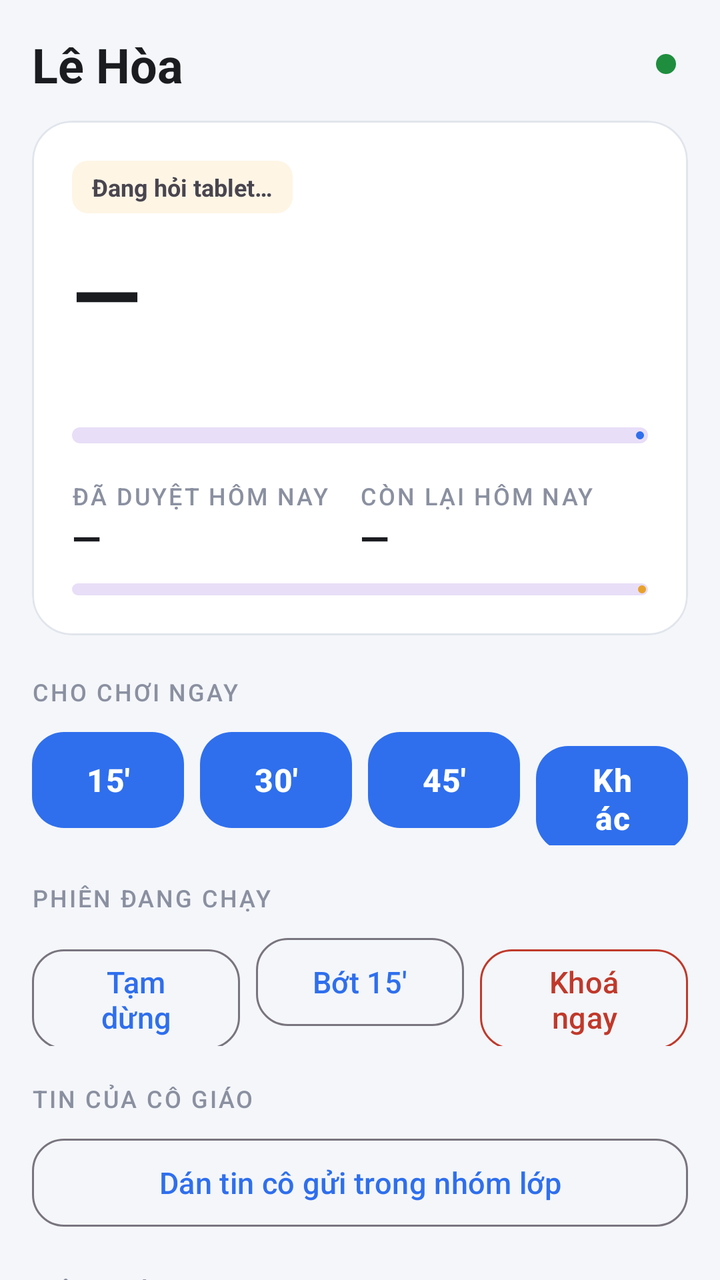
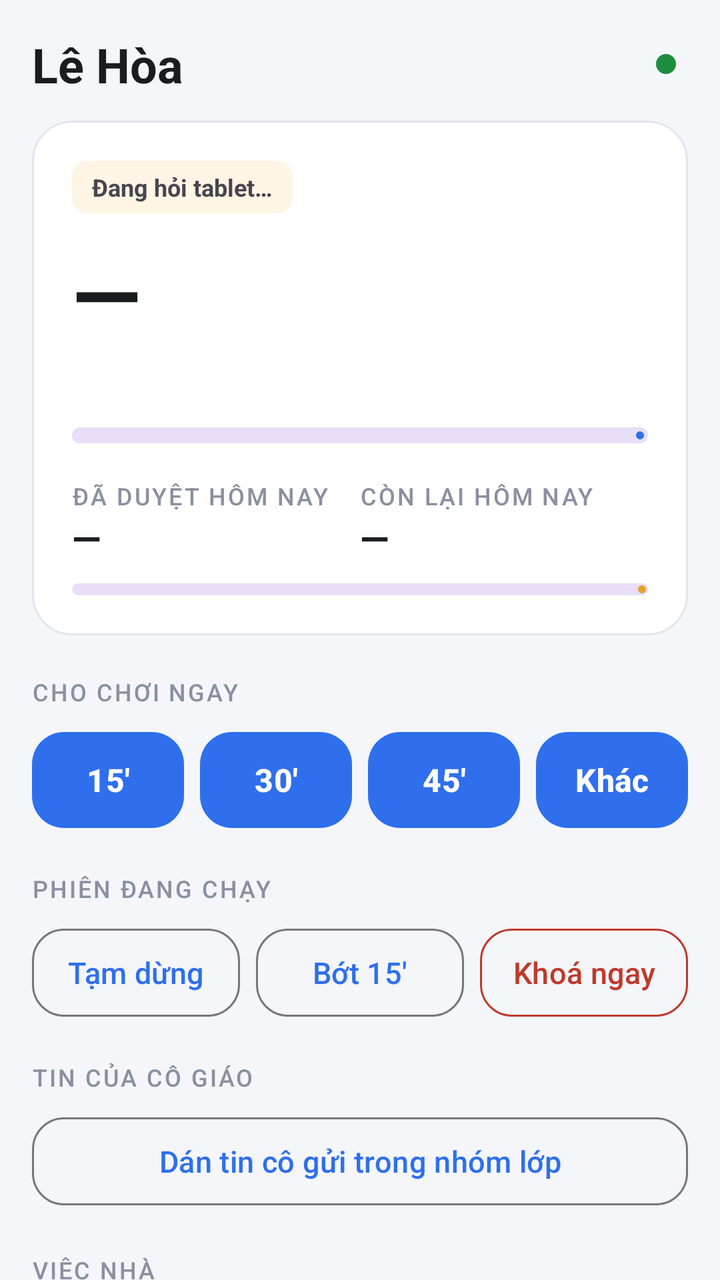

Before-and-after screenshots of an Android layout around one commit, followed by the original layout XML and the change that was made.
<!-- AndroidManifest.xml: application theme Theme.BangDieuKhien -->
<!-- res/layout/fragment_bang.xml -->
<?xml version="1.0" encoding="utf-8"?>
<ScrollView xmlns:android="http://schemas.android.com/apk/res/android"
    xmlns:app="http://schemas.android.com/apk/res-auto"
    android:layout_width="match_parent"
    android:layout_height="match_parent"
    android:fillViewport="true"
    android:scrollbars="none">

    <LinearLayout
        android:layout_width="match_parent"
        android:layout_height="wrap_content"
        android:orientation="vertical"
        android:padding="16dp">

        
        <LinearLayout
            android:layout_width="match_parent"
            android:layout_height="wrap_content"
            android:orientation="horizontal"
            android:gravity="center_vertical"
            android:paddingBottom="12dp">

            <TextView
                android:id="@+id/tenCon"
                android:layout_width="0dp"
                android:layout_height="wrap_content"
                android:layout_weight="1"
                android:text="@string/child_name"
                android:textAppearance="@style/TextAppearance.Material3.HeadlineSmall"
                android:textColor="@color/ink"
                android:textStyle="bold" />

            <View
                android:id="@+id/chamSong"
                android:layout_width="10dp"
                android:layout_height="10dp"
                android:layout_marginEnd="6dp"
                android:background="@drawable/cham" />

            <TextView
                android:id="@+id/pinMay"
                android:layout_width="wrap_content"
                android:layout_height="wrap_content"
                android:textColor="@color/ink_soft"
                android:textSize="13sp" />
        </LinearLayout>

        
        <com.google.android.material.card.MaterialCardView
            android:id="@+id/theCanhBao"
            style="@style/The"
            android:layout_width="match_parent"
            android:layout_height="wrap_content"
            android:layout_marginBottom="12dp"
            android:visibility="gone"
            app:cardBackgroundColor="@color/alert_soft"
            app:strokeColor="@color/alert">

            <TextView
                android:id="@+id/chuCanhBao"
                android:layout_width="match_parent"
                android:layout_height="wrap_content"
                android:padding="16dp"
                android:textColor="@color/alert"
                android:textSize="14sp"
                android:lineSpacingExtra="3dp" />
        </com.google.android.material.card.MaterialCardView>

        
        <com.google.android.material.card.MaterialCardView
            style="@style/The"
            android:layout_width="match_parent"
            android:layout_height="wrap_content">

            <LinearLayout
                android:layout_width="match_parent"
                android:layout_height="wrap_content"
                android:orientation="vertical"
                android:padding="20dp">

                <TextView
                    android:id="@+id/nhanTrangThai"
                    android:layout_width="wrap_content"
                    android:layout_height="wrap_content"
                    android:background="@drawable/vien_nhan"
                    android:paddingHorizontal="10dp"
                    android:paddingVertical="5dp"
                    android:textSize="12sp"
                    android:textStyle="bold"
                    android:text="@string/bang_dang_hoi" />

                
                <TextView
                    android:id="@+id/dangMo"
                    android:layout_width="match_parent"
                    android:layout_height="wrap_content"
                    android:layout_marginTop="8dp"
                    android:textColor="@color/ink"
                    android:textSize="14sp"
                    android:visibility="gone" />

                <TextView
                    android:id="@+id/dongHo"
                    style="@style/Chu.So"
                    android:layout_width="wrap_content"
                    android:layout_height="wrap_content"
                    android:layout_marginTop="10dp"
                    android:text="@string/bang_gach" />

                <TextView
                    android:id="@+id/duoiDongHo"
                    android:layout_width="match_parent"
                    android:layout_height="wrap_content"
                    android:layout_marginTop="2dp"
                    android:textColor="@color/ink_soft"
                    android:textSize="14sp" />

                <com.google.android.material.progressindicator.LinearProgressIndicator
                    android:id="@+id/thanhPhien"
                    android:layout_width="match_parent"
                    android:layout_height="wrap_content"
                    android:layout_marginTop="16dp"
                    app:trackCornerRadius="4dp"
                    app:trackThickness="8dp" />

                
                <LinearLayout
                    android:layout_width="match_parent"
                    android:layout_height="wrap_content"
                    android:layout_marginTop="18dp"
                    android:orientation="horizontal">

                    <LinearLayout
                        android:layout_width="0dp"
                        android:layout_height="wrap_content"
                        android:layout_weight="1"
                        android:orientation="vertical">

                        <TextView
                            style="@style/Chu.Tieu"
                            android:layout_width="wrap_content"
                            android:layout_height="wrap_content"
                            android:text="Đã duyệt hôm nay" />

                        <TextView
                            android:id="@+id/daDuyet"
                            android:layout_width="wrap_content"
                            android:layout_height="wrap_content"
                            android:textColor="@color/ink"
                            android:textSize="19sp"
                            android:textStyle="bold"
                            android:text="@string/bang_gach" />
                    </LinearLayout>

                    <LinearLayout
                        android:layout_width="0dp"
                        android:layout_height="wrap_content"
                        android:layout_weight="1"
                        android:orientation="vertical">

                        <TextView
                            style="@style/Chu.Tieu"
                            android:layout_width="wrap_content"
                            android:layout_height="wrap_content"
                            android:text="Còn lại hôm nay" />

                        <TextView
                            android:id="@+id/conLaiNgay"
                            android:layout_width="wrap_content"
                            android:layout_height="wrap_content"
                            android:textColor="@color/ink"
                            android:textSize="19sp"
                            android:textStyle="bold"
                            android:text="@string/bang_gach" />
                    </LinearLayout>
                </LinearLayout>

                <com.google.android.material.progressindicator.LinearProgressIndicator
                    android:id="@+id/thanhNgay"
                    android:layout_width="match_parent"
                    android:layout_height="wrap_content"
                    android:layout_marginTop="10dp"
                    app:indicatorColor="@color/wait"
                    app:trackCornerRadius="3dp"
                    app:trackThickness="6dp" />
            </LinearLayout>
        </com.google.android.material.card.MaterialCardView>

        
        <com.google.android.material.card.MaterialCardView
            android:id="@+id/theBaiCho"
            style="@style/The"
            android:layout_width="match_parent"
            android:layout_height="wrap_content"
            android:layout_marginTop="12dp"
            android:clickable="true"
            android:focusable="true"
            android:visibility="gone"
            app:cardBackgroundColor="@color/wait_soft"
            app:strokeColor="@color/wait">

            <TextView
                android:id="@+id/chuBaiCho"
                android:layout_width="match_parent"
                android:layout_height="wrap_content"
                android:drawablePadding="12dp"
                android:padding="16dp"
                android:textColor="#7A5200"
                android:textSize="15sp"
                android:textStyle="bold" />
        </com.google.android.material.card.MaterialCardView>

        
        <com.google.android.material.card.MaterialCardView
            android:id="@+id/theVoDanDo"
            style="@style/The"
            android:layout_width="match_parent"
            android:layout_height="wrap_content"
            android:layout_marginTop="12dp"
            android:clickable="true"
            android:focusable="true"
            android:visibility="gone"
            app:cardBackgroundColor="@color/wait_soft"
            app:strokeColor="@color/wait">

            <TextView
                android:id="@+id/chuVoDanDo"
                android:layout_width="match_parent"
                android:layout_height="wrap_content"
                android:lineSpacingExtra="3dp"
                android:padding="16dp"
                android:textColor="#7A5200"
                android:textSize="14sp" />
        </com.google.android.material.card.MaterialCardView>

        
        <TextView
            style="@style/Chu.Tieu"
            android:layout_width="wrap_content"
            android:layout_height="wrap_content"
            android:layout_marginTop="20dp"
            android:layout_marginBottom="8dp"
            android:text="Cho chơi ngay" />

        <LinearLayout
            android:layout_width="match_parent"
            android:layout_height="wrap_content"
            android:orientation="horizontal">

            <com.google.android.material.button.MaterialButton
                android:id="@+id/cho15"
                style="@style/Nut.Nhanh"
                android:layout_width="0dp"
                android:layout_height="wrap_content"
                android:layout_marginEnd="8dp"
                android:layout_weight="1"
                android:text="15'" />

            <com.google.android.material.button.MaterialButton
                android:id="@+id/cho30"
                style="@style/Nut.Nhanh"
                android:layout_width="0dp"
                android:layout_height="wrap_content"
                android:layout_marginEnd="8dp"
                android:layout_weight="1"
                android:text="30'" />

            <com.google.android.material.button.MaterialButton
                android:id="@+id/cho45"
                style="@style/Nut.Nhanh"
                android:layout_width="0dp"
                android:layout_height="wrap_content"
                android:layout_marginEnd="8dp"
                android:layout_weight="1"
                android:text="45'" />

            <com.google.android.material.button.MaterialButton
                android:id="@+id/choKhac"
                style="@style/Nut.Nhanh"
                android:layout_width="0dp"
                android:layout_height="wrap_content"
                android:layout_weight="1"
                android:text="Khác" />
        </LinearLayout>

        <TextView
            style="@style/Chu.Tieu"
            android:layout_width="wrap_content"
            android:layout_height="wrap_content"
            android:layout_marginTop="18dp"
            android:layout_marginBottom="8dp"
            android:text="Phiên đang chạy" />

        <LinearLayout
            android:layout_width="match_parent"
            android:layout_height="wrap_content"
            android:orientation="horizontal">

            <com.google.android.material.button.MaterialButton
                android:id="@+id/nutDung"
                style="@style/Nut.Phien"
                android:layout_width="0dp"
                android:layout_height="wrap_content"
                android:layout_marginEnd="8dp"
                android:layout_weight="1"
                android:text="Tạm dừng" />

            <com.google.android.material.button.MaterialButton
                android:id="@+id/nutBot"
                style="@style/Nut.Phien"
                android:layout_width="0dp"
                android:layout_height="wrap_content"
                android:layout_marginEnd="8dp"
                android:layout_weight="1"
                android:text="Bớt 15'" />

            <com.google.android.material.button.MaterialButton
                android:id="@+id/nutKhoa"
                style="@style/Nut.Phien"
                android:layout_width="0dp"
                android:layout_height="wrap_content"
                android:layout_weight="1"
                android:text="Khoá ngay"
                android:textColor="@color/alert"
                app:strokeColor="@color/alert" />
        </LinearLayout>

        
        <TextView
            style="@style/Chu.Tieu"
            android:layout_width="wrap_content"
            android:layout_height="wrap_content"
            android:layout_marginTop="18dp"
            android:layout_marginBottom="8dp"
            android:text="Tin của cô giáo" />

        <com.google.android.material.button.MaterialButton
            android:id="@+id/nutTinCo"
            style="@style/Nut.Phien"
            android:layout_width="match_parent"
            android:layout_height="wrap_content"
            android:text="Dán tin cô gửi trong nhóm lớp" />

        
        <TextView
            android:id="@+id/chuGui"
            android:layout_width="match_parent"
            android:layout_height="wrap_content"
            android:layout_marginTop="10dp"
            android:lineSpacingExtra="2dp"
            android:textSize="14sp"
            android:visibility="gone" />

        
        <TextView
            android:id="@+id/nhanViecNha"
            style="@style/Chu.Tieu"
            android:layout_width="wrap_content"
            android:layout_height="wrap_content"
            android:layout_marginTop="20dp"
            android:layout_marginBottom="8dp"
            android:text="@string/viec_tieu_de" />

        <com.google.android.material.card.MaterialCardView
            android:id="@+id/theViecNha"
            style="@style/The"
            android:layout_width="match_parent"
            android:layout_height="wrap_content">

            <LinearLayout
                android:layout_width="match_parent"
                android:layout_height="wrap_content"
                android:orientation="vertical"
                android:paddingHorizontal="16dp"
                android:paddingTop="14dp"
                android:paddingBottom="8dp">

                <TextView
                    android:id="@+id/chuViecNha"
                    android:layout_width="match_parent"
                    android:layout_height="wrap_content"
                    android:lineSpacingExtra="2dp"
                    android:textColor="@color/ink_soft"
                    android:textSize="14sp" />

                <LinearLayout
                    android:id="@+id/hopViecNha"
                    android:layout_width="match_parent"
                    android:layout_height="wrap_content"
                    android:layout_marginTop="6dp"
                    android:orientation="vertical" />

                
                <com.google.android.material.button.MaterialButton
                    android:id="@+id/nutGiaoViec"
                    style="@style/Nut.Nhanh"
                    android:layout_width="match_parent"
                    android:layout_height="wrap_content"
                    android:layout_marginTop="8dp"
                    android:visibility="gone" />

                <com.google.android.material.button.MaterialButton
                    android:id="@+id/nutBoHetViec"
                    style="@style/Nut.Phien"
                    android:layout_width="match_parent"
                    android:layout_height="wrap_content"
                    android:layout_marginTop="8dp"
                    android:text="@string/viec_bo_het"
                    android:textColor="@color/alert"
                    android:visibility="gone"
                    app:strokeColor="@color/alert" />

                <com.google.android.material.button.MaterialButton
                    android:id="@+id/nutSuaViec"
                    style="@style/Widget.Material3.Button.TextButton"
                    android:layout_width="wrap_content"
                    android:layout_height="wrap_content"
                    android:layout_gravity="end"
                    android:text="@string/viec_sua" />
            </LinearLayout>
        </com.google.android.material.card.MaterialCardView>

        
        <TextView
            style="@style/Chu.Tieu"
            android:layout_width="wrap_content"
            android:layout_height="wrap_content"
            android:layout_marginTop="24dp"
            android:layout_marginBottom="8dp"
            android:text="@string/bang_nhat_ky" />

        <com.google.android.material.card.MaterialCardView
            style="@style/The"
            android:layout_width="match_parent"
            android:layout_height="wrap_content">

            <TextView
                android:id="@+id/nhatKy"
                android:layout_width="match_parent"
                android:layout_height="wrap_content"
                android:lineSpacingExtra="6dp"
                android:padding="16dp"
                android:textColor="@color/ink_soft"
                android:textSize="14sp"
                android:text="@string/bang_chua_co_gi" />
        </com.google.android.material.card.MaterialCardView>

        
        <TextView
            style="@style/Chu.Tieu"
            android:layout_width="wrap_content"
            android:layout_height="wrap_content"
            android:layout_marginTop="24dp"
            android:layout_marginBottom="8dp"
            android:text="@string/bang_dung_app" />

        <com.google.android.material.card.MaterialCardView
            android:id="@+id/theSuDung"
            style="@style/The"
            android:layout_width="match_parent"
            android:layout_height="wrap_content"
            android:clickable="true"
            android:focusable="true">

            <LinearLayout
                android:layout_width="match_parent"
                android:layout_height="wrap_content"
                android:orientation="vertical"
                android:padding="16dp">

                <TextView
                    android:id="@+id/suDungTong"
                    android:layout_width="match_parent"
                    android:layout_height="wrap_content"
                    android:textColor="@color/ink"
                    android:textSize="15sp"
                    android:textStyle="bold"
                    android:text="@string/su_dung_dang_lay" />

                <TextView
                    android:id="@+id/suDungApp"
                    android:layout_width="match_parent"
                    android:layout_height="wrap_content"
                    android:layout_marginTop="4dp"
                    android:lineSpacingExtra="3dp"
                    android:textColor="@color/ink_soft"
                    android:textSize="14sp"
                    android:visibility="gone" />

                <vn.huytl.bangdieukhien.ui.DaiNgay
                    android:id="@+id/suDungDai"
                    android:layout_width="match_parent"
                    android:layout_height="12dp"
                    android:layout_marginTop="12dp"
                    android:visibility="gone" />

                <TextView
                    android:layout_width="match_parent"
                    android:layout_height="wrap_content"
                    android:layout_marginTop="10dp"
                    android:text="@string/su_dung_xem"
                    android:textColor="@color/brand"
                    android:textSize="14sp" />
            </LinearLayout>
        </com.google.android.material.card.MaterialCardView>

        
        <TextView
            style="@style/Chu.Tieu"
            android:layout_width="wrap_content"
            android:layout_height="wrap_content"
            android:layout_marginTop="24dp"
            android:layout_marginBottom="8dp"
            android:text="@string/bang_hoi_ai" />

        <com.google.android.material.card.MaterialCardView
            style="@style/The"
            android:layout_width="match_parent"
            android:layout_height="wrap_content">

            <TextView
                android:id="@+id/hoiAi"
                android:layout_width="match_parent"
                android:layout_height="wrap_content"
                android:lineSpacingExtra="4dp"
                android:padding="16dp"
                android:textColor="@color/ink"
                android:textSize="14sp"
                android:textIsSelectable="true"
                android:text="@string/bang_chua_hoi_ai" />
        </com.google.android.material.card.MaterialCardView>

        
        <com.google.android.material.button.MaterialButton
            android:id="@+id/nutMoMay"
            style="@style/Widget.Material3.Button.TextButton"
            android:layout_width="match_parent"
            android:layout_height="wrap_content"
            android:layout_marginTop="16dp"
            android:layout_marginBottom="8dp"
            android:text="Mở toàn bộ máy cho Ba Huy dùng" />
    </LinearLayout>
</ScrollView>
<!-- resources referenced by this layout -->
<resources>
  <color name="alert">#C0392B</color>
  <color name="alert_soft">#FCEBE9</color>
  <color name="brand">#2F6FED</color>
  <color name="ink">#1A1C20</color>
  <color name="ink_soft">#5F6472</color>
  <color name="wait">#E8A22B</color>
  <color name="wait_soft">#FEF5E5</color>
  <!-- drawable cham (drawable) -->
  <shape xmlns:android="http://schemas.android.com/apk/res/android" android:shape="oval">
      <solid android:color="@color/ok" />
      <size android:width="10dp" android:height="10dp" />
  </shape>
  <!-- drawable vien_nhan (drawable) -->
  <shape xmlns:android="http://schemas.android.com/apk/res/android" android:shape="rectangle">
      <solid android:color="@color/wait_soft" />
      <corners android:radius="8dp" />
  </shape>
  <string name="bang_chua_co_gi">Hôm nay chưa có gì xảy ra.</string>
  <string name="bang_chua_hoi_ai">Hôm nay chưa ghi được câu hỏi AI nào.</string>
  <string name="bang_dang_hoi">Đang hỏi tablet…</string>
  <string name="bang_dung_app">Dùng app hôm nay</string>
  <string name="bang_gach">—</string>
  <string name="bang_hoi_ai">Hỏi AI hôm nay</string>
  <string name="bang_nhat_ky">Hôm nay</string>
  <string name="child_name">Lê Hòa</string>
  <string name="su_dung_dang_lay">Đang lấy sổ dùng app…</string>
  <string name="su_dung_xem">Chạm để xem từng khoảng giờ và các ngày trước</string>
  <string name="viec_bo_het">Bỏ hết việc đã giao</string>
  <string name="viec_sua">Sửa danh sách</string>
  <string name="viec_tieu_de">Việc nhà</string>
  <style name="Chu.So" parent="TextAppearance.Material3.DisplayMedium">
          <item name="android:textColor">@color/ink</item>
          <item name="android:textStyle">bold</item>
          
          <item name="android:fontFeatureSettings">tnum</item>
      </style>
  <style name="Chu.Tieu" parent="TextAppearance.Material3.LabelLarge">
          <item name="android:textColor">@color/ink_mo</item>
          <item name="android:textSize">12sp</item>
          <item name="android:letterSpacing">0.08</item>
          <item name="android:textAllCaps">true</item>
      </style>
  <style name="Nut.Nhanh" parent="Widget.Material3.Button">
          <item name="android:textSize">16sp</item>
          <item name="android:textStyle">bold</item>
          <item name="android:minHeight">56dp</item>
          <item name="cornerRadius">16dp</item>
      </style>
  <style name="Nut.Phien" parent="Widget.Material3.Button.OutlinedButton">
          <item name="android:textSize">15sp</item>
          <item name="android:minHeight">52dp</item>
          <item name="cornerRadius">16dp</item>
      </style>
  <style name="The" parent="Widget.Material3.CardView.Elevated">
          
          <item name="cardBackgroundColor">@color/surface</item>
          <item name="cardCornerRadius">20dp</item>
          <item name="cardElevation">0dp</item>
          <item name="strokeWidth">1dp</item>
          <item name="strokeColor">@color/line</item>
      </style>
  <color name="ok">#1E8E3E</color>
  <color name="ink_mo">#8A90A0</color>
  <color name="surface">#FFFFFF</color>
  <color name="line">#E1E5EC</color>
  <color name="brand_soft">#E8F0FE</color>
  <color name="brand_dark">#1B4FC0</color>
  <color name="canvas">#F4F6FA</color>
  <!-- unchanged entries left out for length: 1 -->
</resources>

<!-- the commit's change to res/layout/fragment_bang.xml (unified diff, before → after) -->
@@ -68,6 +68,7 @@
 
         
         <com.google.android.material.card.MaterialCardView
+            android:id="@+id/theChinh"
             style="@style/The"
             android:layout_width="match_parent"
             android:layout_height="wrap_content">
@@ -245,13 +246,14 @@
         <LinearLayout
             android:layout_width="match_parent"
             android:layout_height="wrap_content"
+            android:baselineAligned="false"
             android:orientation="horizontal">
 
             <com.google.android.material.button.MaterialButton
                 android:id="@+id/cho15"
                 style="@style/Nut.Nhanh"
                 android:layout_width="0dp"
-                android:layout_height="wrap_content"
+                android:layout_height="match_parent"
                 android:layout_marginEnd="8dp"
                 android:layout_weight="1"
                 android:text="15'" />
@@ -260,7 +262,7 @@
                 android:id="@+id/cho30"
                 style="@style/Nut.Nhanh"
                 android:layout_width="0dp"
-                android:layout_height="wrap_content"
+                android:layout_height="match_parent"
                 android:layout_marginEnd="8dp"
                 android:layout_weight="1"
                 android:text="30'" />
@@ -269,7 +271,7 @@
                 android:id="@+id/cho45"
                 style="@style/Nut.Nhanh"
                 android:layout_width="0dp"
-                android:layout_height="wrap_content"
+                android:layout_height="match_parent"
                 android:layout_marginEnd="8dp"
                 android:layout_weight="1"
                 android:text="45'" />
@@ -278,7 +280,7 @@
                 android:id="@+id/choKhac"
                 style="@style/Nut.Nhanh"
                 android:layout_width="0dp"
-                android:layout_height="wrap_content"
+                android:layout_height="match_parent"
                 android:layout_weight="1"
                 android:text="Khác" />
         </LinearLayout>
@@ -294,13 +296,14 @@
         <LinearLayout
             android:layout_width="match_parent"
             android:layout_height="wrap_content"
+            android:baselineAligned="false"
             android:orientation="horizontal">
 
             <com.google.android.material.button.MaterialButton
                 android:id="@+id/nutDung"
                 style="@style/Nut.Phien"
                 android:layout_width="0dp"
-                android:layout_height="wrap_content"
+                android:layout_height="match_parent"
                 android:layout_marginEnd="8dp"
                 android:layout_weight="1"
                 android:text="Tạm dừng" />
@@ -309,7 +312,7 @@
                 android:id="@+id/nutBot"
                 style="@style/Nut.Phien"
                 android:layout_width="0dp"
-                android:layout_height="wrap_content"
+                android:layout_height="match_parent"
                 android:layout_marginEnd="8dp"
                 android:layout_weight="1"
                 android:text="Bớt 15'" />
@@ -318,7 +321,7 @@
                 android:id="@+id/nutKhoa"
                 style="@style/Nut.Phien"
                 android:layout_width="0dp"
-                android:layout_height="wrap_content"
+                android:layout_height="match_parent"
                 android:layout_weight="1"
                 android:text="Khoá ngay"
                 android:textColor="@color/alert"
@@ -349,6 +352,15 @@
             android:layout_marginTop="10dp"
             android:lineSpacingExtra="2dp"
             android:textSize="14sp"
+            android:visibility="gone" />
+
+        
+        <LinearLayout
+            android:id="@+id/hopLenhCho"
+            android:layout_width="match_parent"
+            android:layout_height="wrap_content"
+            android:layout_marginTop="10dp"
+            android:orientation="vertical"
             android:visibility="gone" />
 
         
<!-- resource entries referenced after the edit -->
@@ -46,11 +46,19 @@
           <item name="android:textSize">16sp</item>
           <item name="android:textStyle">bold</item>
           <item name="android:minHeight">56dp</item>
+          <item name="android:paddingLeft">8dp</item>
+          <item name="android:paddingRight">8dp</item>
+          <item name="android:paddingStart">8dp</item>
+          <item name="android:paddingEnd">8dp</item>
           <item name="cornerRadius">16dp</item>
       </style>
   <style name="Nut.Phien" parent="Widget.Material3.Button.OutlinedButton">
           <item name="android:textSize">15sp</item>
           <item name="android:minHeight">52dp</item>
+          <item name="android:paddingLeft">8dp</item>
+          <item name="android:paddingRight">8dp</item>
+          <item name="android:paddingStart">8dp</item>
+          <item name="android:paddingEnd">8dp</item>
           <item name="cornerRadius">16dp</item>
       </style>
   <style name="The" parent="Widget.Material3.CardView.Elevated">
